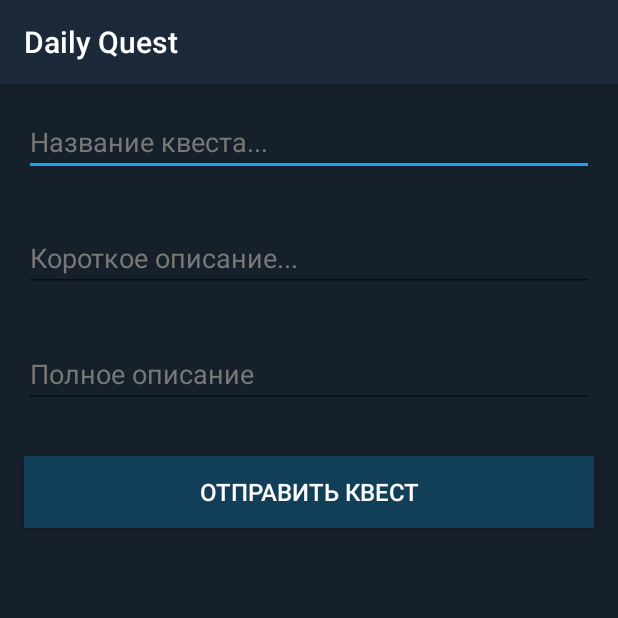
After one commit to antihypecorp/TestProject2, an Android app: the addTask screen opened directly, with no data from a screen before it, on a phone screen of 412 x 824 dp, the top half of it. The commit adds this screen. Run offline under Robolectric (Android 15) with nearby library versions, the phone set to English and light mode, and no system bars.

Commit message:
last commit))

```diff
--- a/app/src/main/java/com/example/korzhik/testproject/authorization/APILogin.java
+++ b/app/src/main/java/com/example/korzhik/testproject/authorization/APILogin.java
@@ -46,10 +46,4 @@ public interface APILogin {
     @POST("/login.php")
     Call<ResponseBody> loginUser(@Field("username") String userName,
                                  @Field("password") String password);
-
-    // POST запрос для проверки квеста на выполненность
-    @FormUrlEncoded
-    @POST("/tasks/logic/accept.php")
-    Call<ResponseBody> checkQuest(@Field("questToken") String questToken,
-                                 @Field("username") String userName);
 }
--- a/app/src/main/java/com/example/korzhik/testproject/questdata/APIService.java
+++ b/app/src/main/java/com/example/korzhik/testproject/questdata/APIService.java
@@ -28,6 +28,11 @@ public interface APIService {
     Call<ResponseBody> passTask(@Query("username") String username,
                                 @Query("token") String token);
 
+    // GET запрос для проверки квеста на выполненность
+    @GET("/tasks/logic/check.php")
+    Call<ResponseBody> checkTask(@Query("username") String username,
+                                 @Query("id") int id);
+
     // POST запрос, регистрирующий отправку Квеста
     @FormUrlEncoded
     @POST("tasks/send.php")
--- /dev/null
+++ b/app/src/main/java/com/example/korzhik/testproject/screens/addTask.java
@@ -0,0 +1,83 @@
+package com.example.korzhik.testproject.screens;
+
+import android.support.design.widget.Snackbar;
+import android.support.v7.app.AppCompatActivity;
+import android.os.Bundle;
+import android.view.View;
+import android.widget.Button;
+import android.widget.EditText;
+import android.widget.LinearLayout;
+
+import com.example.korzhik.testproject.R;
+import com.example.korzhik.testproject.authorization.APILogin;
+import com.example.korzhik.testproject.questdata.APIService;
+
+import okhttp3.ResponseBody;
+import retrofit2.Call;
+import retrofit2.Callback;
+import retrofit2.Response;
+import retrofit2.Retrofit;
+import retrofit2.converter.gson.GsonConverterFactory;
+
+public class addTask extends AppCompatActivity {
+
+    private EditText etTaskName;
+    private EditText etShortInfo;
+    private EditText etFullInfo;
+    private Button SendBtn;
+    private LinearLayout view;
+
+    public String name;
+    public String shortInfo;
+    public String fullInfo;
+
+    @Override
+    protected void onCreate(Bundle savedInstanceState) {
+        super.onCreate(savedInstanceState);
+        setContentView(R.layout.activity_add_task);
+
+        view = findViewById(R.id.addTask);
+        etTaskName = findViewById(R.id.taskName);
+        etShortInfo = findViewById(R.id.shortInfo);
+        etFullInfo = findViewById(R.id.fullInfo);
+        SendBtn = findViewById(R.id.sendBtn);
+
+        SendBtn.setOnClickListener(new View.OnClickListener() {
+            @Override
+            public void onClick(View v) {
+
+                name = etTaskName.getText().toString();
+                shortInfo = etShortInfo.getText().toString();
+                fullInfo = etFullInfo.getText().toString();
+
+                // Начали запрос
+                Retrofit retrofit = new Retrofit.Builder()
+                        .baseUrl(APILogin.HOST)
+                        .addConverterFactory(GsonConverterFactory.create())
+                        .build();
+
+                APIService apiService = retrofit.create(APIService.class);
+
+                Call<ResponseBody> call = apiService.sendTask(name, shortInfo, fullInfo);
+
+                call.enqueue(new Callback<ResponseBody>() {
+                    @Override
+                    public void onResponse(Call<ResponseBody> call, Response<ResponseBody> response) {
+                        Snackbar.make(view, "Квест отправлен на модерацию! Спасибо!",
+                                Snackbar.LENGTH_LONG)
+                                .show();
+                    }
+
+                    @Override
+                    public void onFailure(Call<ResponseBody> call, Throwable t) {
+                        Snackbar.make(view, "Упс... Что-то пошло не так...",
+                                Snackbar.LENGTH_LONG)
+                                .show();
+                    }
+                });
+
+            }
+        });
+
+    }
+}
--- /dev/null
+++ b/app/src/main/res/layout/activity_add_task.xml
@@ -0,0 +1,53 @@
+<?xml version="1.0" encoding="utf-8"?>
+<LinearLayout
+    xmlns:android="http://schemas.android.com/apk/res/android"
+    xmlns:app="http://schemas.android.com/apk/res-auto"
+    xmlns:tools="http://schemas.android.com/tools"
+    android:layout_width="match_parent"
+    android:layout_height="match_parent"
+    tools:context=".screens.addTask"
+    android:background="@color/colorBackground"
+    android:orientation="vertical"
+    android:id="@+id/addTask">
+
+    <EditText
+        android:id="@+id/taskName"
+        android:layout_width="match_parent"
+        android:layout_height="wrap_content"
+        android:hint="Название квеста..."
+        android:textColor="@color/colorText"
+        android:textColorHint="@color/colorTextHint"
+        android:layout_margin="16dp"
+        tools:ignore="MissingConstraints" />
+
+    <EditText
+        android:id="@+id/shortInfo"
+        android:layout_width="match_parent"
+        android:layout_height="wrap_content"
+        android:hint="Короткое описание..."
+        android:textColor="@color/colorText"
+        android:textColorHint="@color/colorTextHint"
+        android:layout_margin="16dp"
+        tools:ignore="MissingConstraints"/>
+
+    <EditText
+        android:id="@+id/fullInfo"
+        android:layout_width="match_parent"
+        android:layout_height="wrap_content"
+        android:hint="Полное описание"
+        android:textColor="@color/colorText"
+        android:textColorHint="@color/colorTextHint"
+        tools:ignore="MissingConstraints"
+        android:layout_margin="16dp"/>
+
+    <Button
+        android:id="@+id/sendBtn"
+        android:text="Отправить квест"
+        android:textSize="16dp"
+        android:textColor="@color/colorText"
+        android:layout_width="match_parent"
+        android:layout_height="wrap_content"
+        android:background="@color/buttonTwo"
+        android:layout_margin="16dp"/>
+
+</LinearLayout>
```
Also changed, not shown: app/src/main/AndroidManifest.xml (+10 -6 lines), app/src/main/java/com/example/korzhik/testproject/screens/HomeFragment.java (+11 -1 lines), app/src/main/java/com/example/korzhik/testproject/screens/QuestActivity.java (+41 -9 lines).
